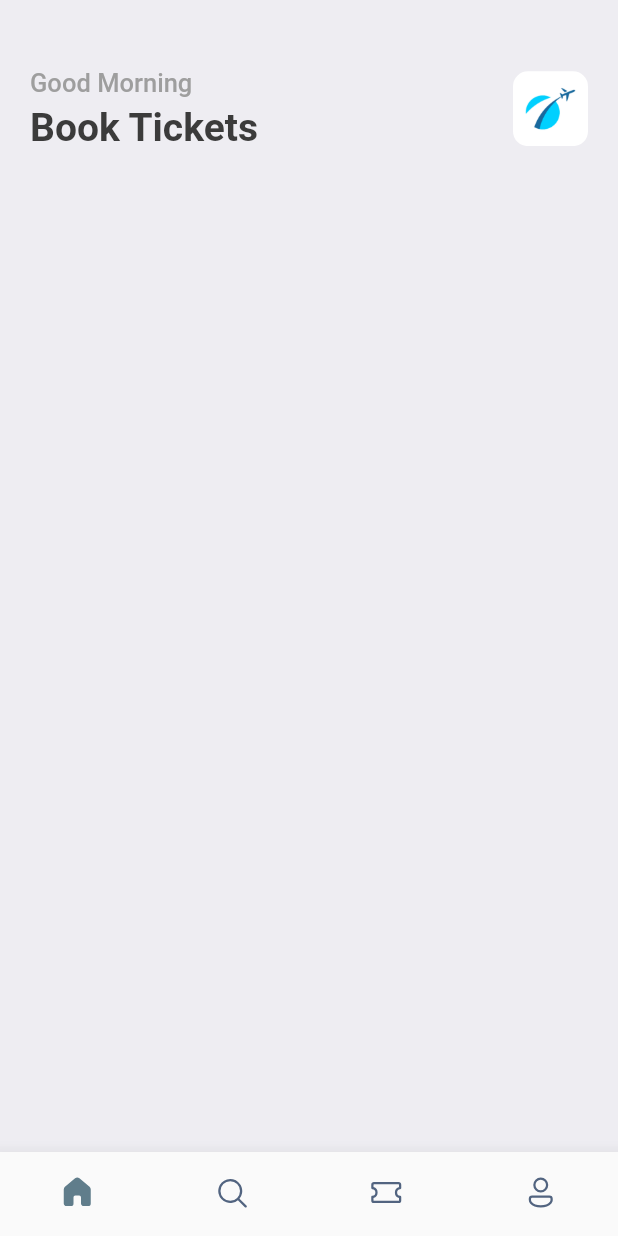
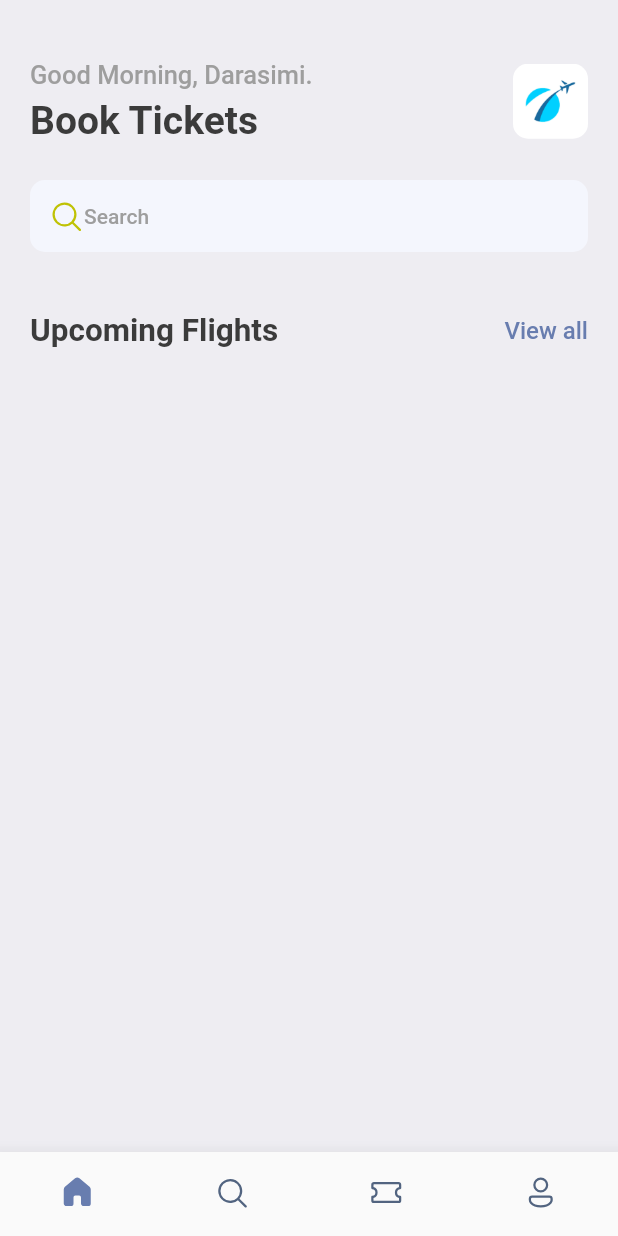
Before and after one commit to daraximi/flight_booking_app, a Flutter app: the screen it shows after launch, on a phone screen of 412 x 824 dp. Run offline on Flutter 3.47's test engine with Material 2 defaults, Android fonts, the phone set to English and light mode, and no system bars; our stand-ins replace fluentui_icons, gap.

Commit message:
Updated Home Screen UI

```diff
--- a/lib/Screens/bottom_bar.dart
+++ b/lib/Screens/bottom_bar.dart
@@ -1,6 +1,7 @@
 // ignore_for_file: avoid_print
 
 import 'package:flight_booking_app/Screens/home_screen.dart';
+import 'package:flight_booking_app/utils/app_styles.dart';
 import 'package:fluentui_icons/fluentui_icons.dart';
 import 'package:flutter/material.dart';
 
@@ -15,7 +16,7 @@ class _BottomBarState extends State<BottomBar> {
   int _selectedIndex = 0;
 
   static final List<Widget> _widgetOptions = <Widget>[
-    HomeScreen(),
+    const HomeScreen(),
     const Text("Search"),
     const Text("Tickets"),
     const Text("Profile")
@@ -40,7 +41,7 @@ class _BottomBarState extends State<BottomBar> {
         elevation: 10,
         showSelectedLabels: false,
         showUnselectedLabels: false,
-        selectedItemColor: Colors.blueGrey,
+        selectedItemColor: Styles.primaryColor,
         type: BottomNavigationBarType.fixed,
         unselectedItemColor: const Color(0xFF526480),
         items: const [
--- a/lib/Screens/home_screen.dart
+++ b/lib/Screens/home_screen.dart
@@ -1,5 +1,6 @@
-// ignore_for_file: prefer_const_constructors, prefer_const_literals_to_create_immutables
+// ignore_for_file: prefer_const_constructors, prefer_const_literals_to_create_immutables, avoid_unnecessary_containers
 
+import 'package:fluentui_icons/fluentui_icons.dart';
 import 'package:flutter/material.dart';
 import 'package:flight_booking_app/utils/app_styles.dart';
 import 'package:gap/gap.dart';
@@ -18,16 +19,22 @@ class HomeScreen extends StatelessWidget {
                 padding: const EdgeInsets.symmetric(horizontal: 20),
                 child: Column(
                   children: [
-                    const Gap(45),
+                    const Gap(40),
                     Row(
                       mainAxisAlignment: MainAxisAlignment.spaceBetween,
                       children: [
                         Column(
                           crossAxisAlignment: CrossAxisAlignment.start,
                           children: [
-                            Text("Good Morning", style: Styles.headLineStyle3,),
+                            Text(
+                              "Good Morning, Darasimi.",
+                              style: Styles.headLineStyle3,
+                            ),
                             Gap(5),
-                            Text("Book Tickets ", style: Styles.headLineStyle,),
+                            Text(
+                              "Book Tickets ",
+                              style: Styles.headLineStyle,
+                            ),
                           ],
                         ),
                         Container(
@@ -41,6 +48,41 @@ class HomeScreen extends StatelessWidget {
                                       AssetImage("assets/images/img_1.png"))),
                         )
                       ],
+                    ),
+                    const Gap(25),
+                    Container(
+                        decoration: BoxDecoration(
+                            borderRadius: BorderRadius.circular(10),
+                            color: const Color((0xFFF4F6FD))),
+                        padding: const EdgeInsets.symmetric(
+                            horizontal: 12, vertical: 12),
+                        child: Row(
+                          children: [
+                            const Icon(
+                                FluentSystemIcons.ic_fluent_search_regular,
+                                color: Color(0xFFBFC205)),
+                            Text(
+                              "Search",
+                              style: Styles.headLineStyle4,
+                            )
+                          ],
+                        )),
+                    Gap(40),
+                    Row(
+                      mainAxisAlignment: MainAxisAlignment.spaceBetween,
+                      children: [
+                        Text(
+                          "Upcoming Flights",
+                          style: Styles.headLineStyle2,
+                        ),
+                        InkWell(
+                            onTap: () {
+                              print("You are tapped");
+                            },
+                            child: Text("View all",
+                                style: Styles.textStyle
+                                    .copyWith(color: Styles.primaryColor)))
+                      ],
                     )
                   ],
                 )),
--- a/lib/main.dart
+++ b/lib/main.dart
@@ -13,7 +13,7 @@ class MyApp extends StatelessWidget {
   @override
   Widget build(BuildContext context) {
     return MaterialApp(
-      //debugShowCheckedModeBanner: false,
+      debugShowCheckedModeBanner: false,
       title: 'Flutter Demo',
       theme: ThemeData(
         primaryColor: primary,
--- a/lib/utils/app_styles.dart
+++ b/lib/utils/app_styles.dart
@@ -1,4 +1,3 @@
-import 'package:flutter/animation.dart';
 import 'package:flutter/material.dart';
 
 Color primary = const Color(0xFF687daf);
```
